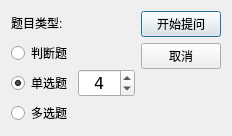
Above: icnewquestiondialog.ui from hzzlzz/InteractiveCourse before the change. Below: the same form after it.
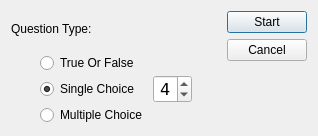
That is the form after the change.

```diff
--- a/icnewquestiondialog.ui
+++ b/icnewquestiondialog.ui
@@ -6,7 +6,7 @@
    <rect>
     <x>0</x>
     <y>0</y>
-    <width>232</width>
+    <width>318</width>
     <height>136</height>
    </rect>
   </property>
@@ -21,7 +21,7 @@
        <item>
         <widget class="QLabel" name="typelabel">
          <property name="text">
-          <string>题目类型:</string>
+          <string>Question Type:</string>
          </property>
         </widget>
        </item>
@@ -41,13 +41,26 @@
       </layout>
      </item>
      <item>
-      <layout class="QHBoxLayout" name="horizontalLayout_3" stretch="0,1">
+      <layout class="QHBoxLayout" name="horizontalLayout_3" stretch="0,0,0,0">
+       <item>
+        <spacer name="horizontalSpacer_4">
+         <property name="orientation">
+          <enum>Qt::Horizontal</enum>
+         </property>
+         <property name="sizeHint" stdset="0">
+          <size>
+           <width>10</width>
+           <height>20</height>
+          </size>
+         </property>
+        </spacer>
+       </item>
        <item>
         <layout class="QVBoxLayout" name="verticalLayout_2">
          <item>
           <widget class="QRadioButton" name="tofRadioButton">
            <property name="text">
-            <string>判断题</string>
+            <string>True Or False</string>
            </property>
            <attribute name="buttonGroup">
             <string notr="true">choiceButtonGroup</string>
@@ -57,7 +70,7 @@
          <item>
           <widget class="QRadioButton" name="singleRadioButton">
            <property name="text">
-            <string>单选题</string>
+            <string>Single Choice</string>
            </property>
            <property name="checked">
             <bool>true</bool>
@@ -70,7 +83,7 @@
          <item>
           <widget class="QRadioButton" name="multiRadioButton">
            <property name="text">
-            <string>多选题</string>
+            <string>Multiple Choice</string>
            </property>
            <attribute name="buttonGroup">
             <string notr="true">choiceButtonGroup</string>
@@ -83,6 +96,12 @@
         <layout class="QHBoxLayout" name="horizontalLayout_2">
          <item>
           <widget class="QSpinBox" name="countSpinBox">
+           <property name="maximumSize">
+            <size>
+             <width>60</width>
+             <height>16777215</height>
+            </size>
+           </property>
            <property name="font">
             <font>
              <family>Verdana</family>
@@ -105,6 +124,19 @@
          </item>
         </layout>
        </item>
+       <item>
+        <spacer name="horizontalSpacer_3">
+         <property name="orientation">
+          <enum>Qt::Horizontal</enum>
+         </property>
+         <property name="sizeHint" stdset="0">
+          <size>
+           <width>10</width>
+           <height>20</height>
+          </size>
+         </property>
+        </spacer>
+       </item>
       </layout>
      </item>
     </layout>
@@ -114,14 +146,14 @@
      <item>
       <widget class="QPushButton" name="startButton">
        <property name="text">
-        <string>开始提问</string>
+        <string>Start</string>
        </property>
       </widget>
      </item>
      <item>
       <widget class="QPushButton" name="cancelButton">
        <property name="text">
-        <string>取消</string>
+        <string>Cancel</string>
        </property>
       </widget>
      </item>
```
Left out of the diff: 2 changed lines with no effect on the pictures.
